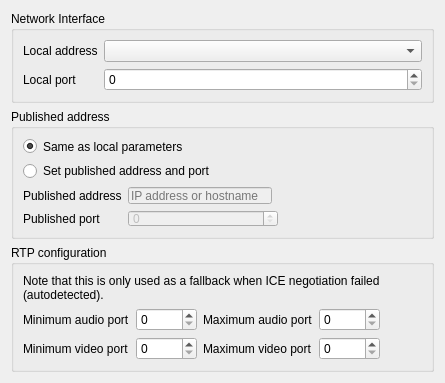
Old version of the form src/conf/account/accountpages/network.ui in the repository KDE/ring-kde.
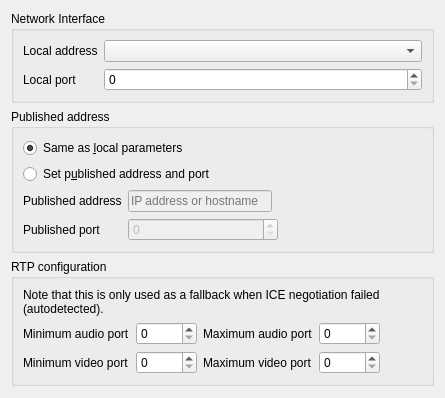
New version of the form. Custom widgets are drawn as their Qt base class.

What changed in the file:
```diff
--- a/src/conf/account/accountpages/network.ui
+++ b/src/conf/account/accountpages/network.ui
@@ -7,7 +7,7 @@
     <x>0</x>
     <y>0</y>
     <width>445</width>
-    <height>359</height>
+    <height>398</height>
    </rect>
   </property>
   <layout class="QVBoxLayout" name="verticalLayout">
@@ -60,7 +60,7 @@
       <item row="0" column="0" colspan="3">
        <widget class="QRadioButton" name="lrcfg_publishedSameAsLocal">
         <property name="text">
-         <string>Same as local parameters</string>
+         <string>Same as &amp;local parameters</string>
         </property>
         <property name="checked">
          <bool>true</bool>
@@ -70,7 +70,7 @@
       <item row="1" column="0" rowspan="2" colspan="3">
        <widget class="QRadioButton" name="auto_2">
         <property name="text">
-         <string>Set published address and port</string>
+         <string>Set p&amp;ublished address and port</string>
         </property>
        </widget>
       </item>
```
Left out of the diff: 4 changed lines with no effect on the pictures.
